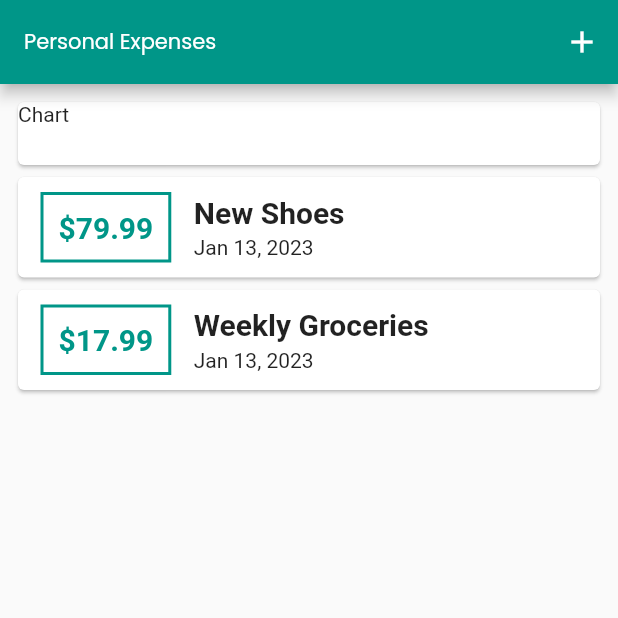
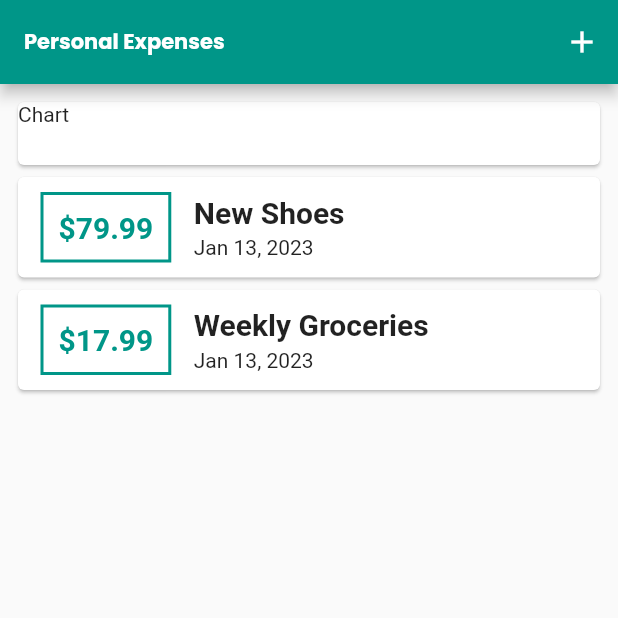
Before and after one commit to PrinceNarteh/personal_expenses, a Flutter app: the screen it shows after launch, on a phone screen of 412 x 824 dp, the top half of it. Run offline on Flutter 3.47's test engine with Material 2 defaults, Android fonts, the phone set to English and light mode, and no system bars.

Commit message:
add appBar global styling

```diff
--- a/lib/main.dart
+++ b/lib/main.dart
@@ -16,7 +16,10 @@ class MyApp extends StatelessWidget {
       theme: ThemeData(
         primarySwatch: Colors.teal,
         appBarTheme: const AppBarTheme(
-          titleTextStyle: TextStyle(fontFamily: 'Poppins'),
+          titleTextStyle: TextStyle(
+            fontFamily: 'Poppins',
+            fontWeight: FontWeight.bold,
+          ),
         ),
       ),
     );
```
